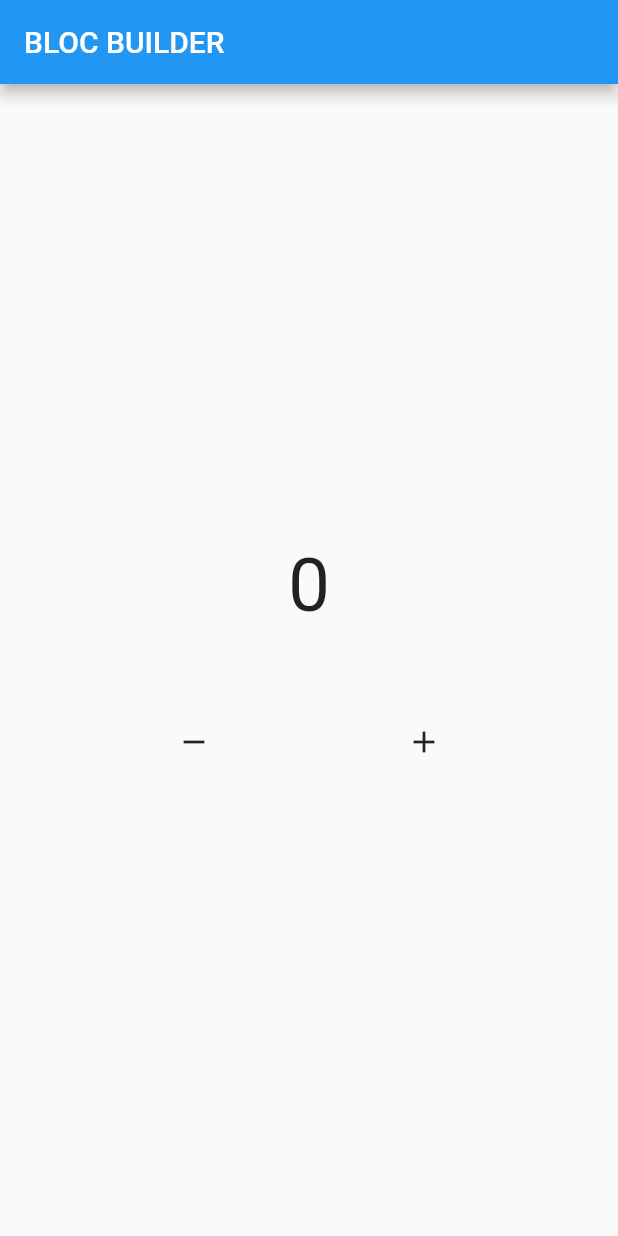
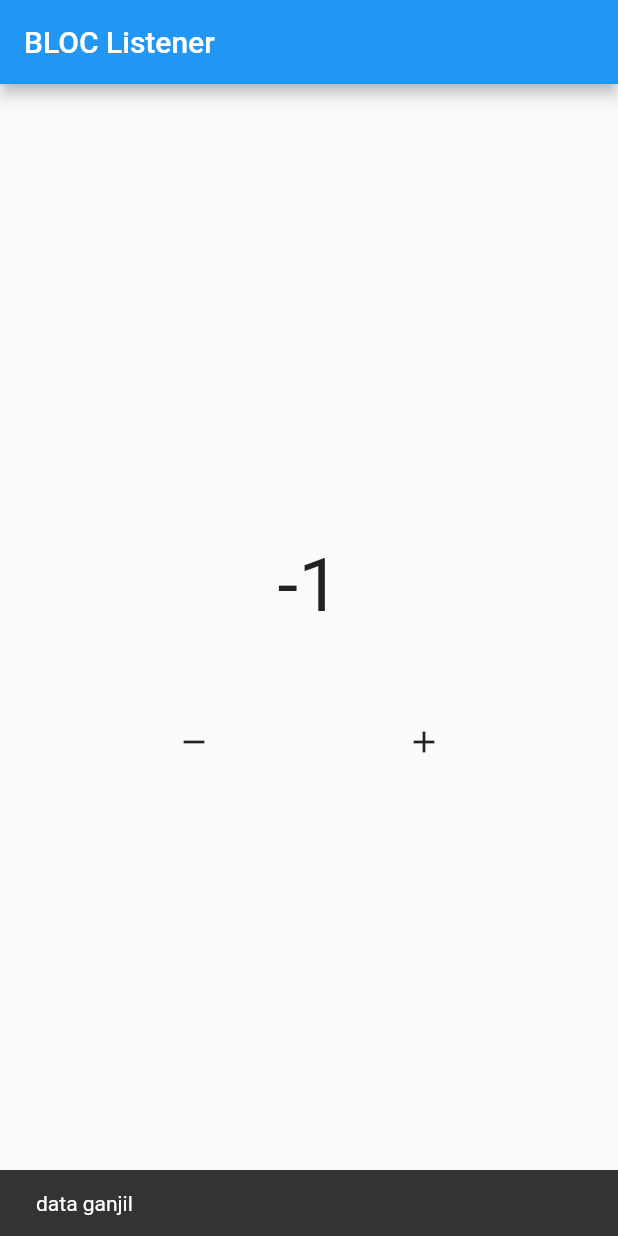
Before and after one commit to aprxty3/bloc_state_management, a Flutter app: the screen it shows after launch, after a tap on the "remove" icon, on a phone screen of 412 x 824 dp. Run offline on Flutter 3.47's test engine with Material 2 defaults, Android fonts, the phone set to English and light mode, and no system bars; our stand-ins replace bloc, flutter_bloc.

Commit message:
Bloc Listener

```diff
--- a/lib/page/home.dart
+++ b/lib/page/home.dart
@@ -10,30 +10,42 @@ class HomePage extends StatelessWidget {
   Widget build(BuildContext context) {
     return Scaffold(
       appBar: AppBar(
-        title: Text('BLOC BUILDER'),
+        title: Text('BLOC Listener'),
       ),
       body: Column(
         mainAxisAlignment: MainAxisAlignment.center,
         children: [
-          BlocBuilder<Counter, int>(
+          BlocListener<Counter, int>(
             bloc: myCounter,
-            buildWhen: (previous, current) {
-              if (current % 2 == 0) {
+            listenWhen: (previous, current) {
+              if (current % 2 == 1) {
                 return true;
               } else {
                 return false;
               }
             },
-            builder: (context, state) {
-              return Center(
-                child: Text(
-                  state.toString(),
-                  style: TextStyle(fontSize: 50),
+            listener: (context, state) {
+              ScaffoldMessenger.of(context).showSnackBar(
+                SnackBar(
+                  duration: Duration(seconds: 1),
+                  content: Text(
+                    'data ganjil',
+                  ),
                 ),
               );
             },
+            child: BlocBuilder<Counter, int>(
+              bloc: myCounter,
+              builder: (context, state) {
+                return Center(
+                  child: Text(
+                    state.toString(),
+                    style: TextStyle(fontSize: 50),
+                  ),
+                );
+              },
+            ),
           ),
-
           // StreamBuilder(
           //   stream: myCounter.stream,
           //   initialData: myCounter.initData,
```
